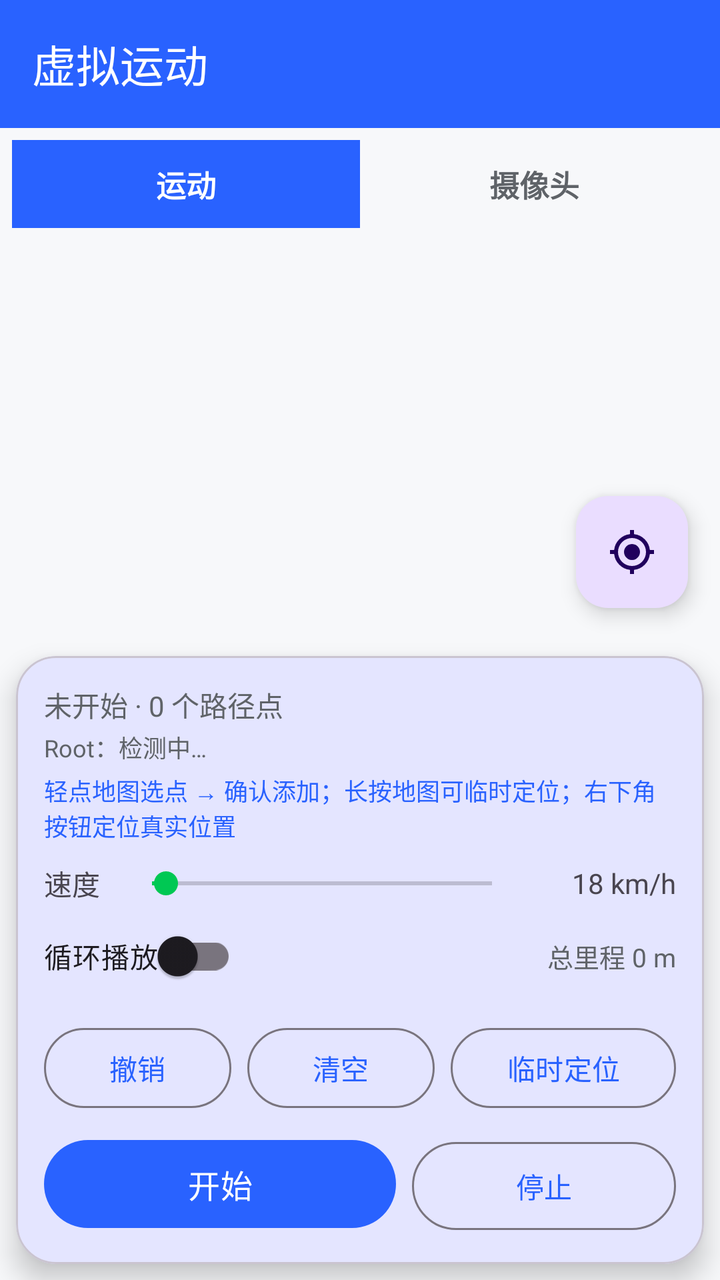
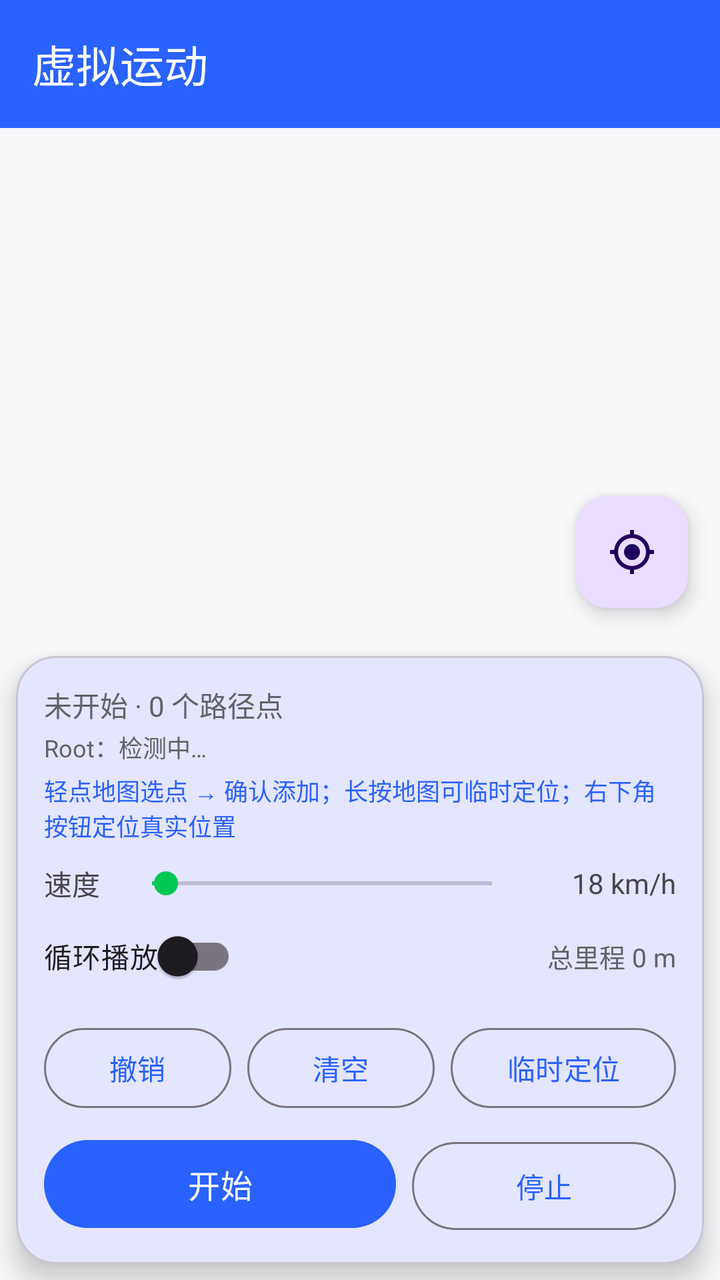

Before-and-after screenshots of an Android layout around one commit, followed by the original layout XML and the change that was made.
<!-- AndroidManifest.xml: application theme Theme.VirtualMotion -->
<!-- res/layout/activity_main.xml -->
<?xml version="1.0" encoding="utf-8"?>
<LinearLayout xmlns:android="http://schemas.android.com/apk/res/android"
    xmlns:app="http://schemas.android.com/apk/res-auto"
    android:layout_width="match_parent"
    android:layout_height="match_parent"
    android:background="@color/panel_bg"
    android:orientation="vertical">

    <com.google.android.material.appbar.MaterialToolbar
        android:id="@+id/toolbar"
        android:layout_width="match_parent"
        android:layout_height="?attr/actionBarSize"
        android:background="@color/brand"
        app:title="@string/app_name"
        app:titleTextColor="#FFFFFF" />
    <LinearLayout
        android:id="@+id/tabRow"
        android:layout_width="match_parent"
        android:layout_height="wrap_content"
        android:orientation="horizontal"
        android:background="@color/panel_bg"
        android:padding="6dp">

        <TextView
            android:id="@+id/tabMotion"
            android:layout_width="0dp"
            android:layout_height="44dp"
            android:layout_weight="1"
            android:gravity="center"
            android:text="运动"
            android:textColor="#FFFFFF"
            android:textSize="15sp"
            android:textStyle="bold"
            android:background="@color/brand" />

        <TextView
            android:id="@+id/tabCamera"
            android:layout_width="0dp"
            android:layout_height="44dp"
            android:layout_weight="1"
            android:gravity="center"
            android:text="摄像头"
            android:textColor="@color/text_secondary"
            android:textSize="15sp"
            android:textStyle="bold" />
    </LinearLayout>

    <FrameLayout
        android:id="@+id/pageContainer"
        android:layout_width="match_parent"
        android:layout_height="0dp"
        android:layout_weight="1">

        <LinearLayout
            android:id="@+id/motionPage"
            android:layout_width="match_parent"
            android:layout_height="match_parent"
            android:orientation="vertical">

        <FrameLayout
            android:id="@+id/mapContainer"
            android:layout_width="match_parent"
            android:layout_height="0dp"
            android:layout_weight="1">

            <com.google.android.material.floatingactionbutton.FloatingActionButton
                android:id="@+id/fabLocate"
                android:layout_width="wrap_content"
                android:layout_height="wrap_content"
                android:layout_gravity="bottom|end"
                android:layout_margin="16dp"
                android:contentDescription="定位到我当前的位置"
                app:fabSize="normal"
                app:srcCompat="@drawable/ic_my_location" />
        </FrameLayout>

        <com.google.android.material.card.MaterialCardView
            android:layout_width="match_parent"
            android:layout_height="wrap_content"
            android:layout_margin="8dp"
            app:cardCornerRadius="20dp"
            app:cardElevation="8dp">

            <LinearLayout
                android:layout_width="match_parent"
                android:layout_height="wrap_content"
                android:orientation="vertical"
                android:padding="14dp">

                <TextView
                    android:id="@+id/statusText"
                    android:layout_width="match_parent"
                    android:layout_height="wrap_content"
                    android:text="未开始 · 0 个路径点"
                    android:textColor="@color/text_secondary"
                    android:textSize="14sp" />

                <TextView
                    android:id="@+id/rootText"
                    android:layout_width="match_parent"
                    android:layout_height="wrap_content"
                    android:layout_marginTop="2dp"
                    android:text="Root：检测中…"
                    android:textColor="@color/text_secondary"
                    android:textSize="12sp" />

                <TextView
                    android:id="@+id/hintText"
                    android:layout_width="match_parent"
                    android:layout_height="wrap_content"
                    android:layout_marginTop="4dp"
                    android:text="@string/hint_pick"
                    android:textColor="@color/brand"
                    android:textSize="12sp" />

                <LinearLayout
                    android:id="@+id/speedRow"
                    android:layout_width="match_parent"
                    android:layout_height="wrap_content"
                    android:layout_marginTop="10dp"
                    android:gravity="center_vertical"
                    android:orientation="horizontal">

                    <TextView
                        android:layout_width="wrap_content"
                        android:layout_height="wrap_content"
                        android:text="速度"
                        android:textSize="14sp" />

                    <SeekBar
                        android:id="@+id/speedBar"
                        android:layout_width="0dp"
                        android:layout_height="wrap_content"
                        android:layout_marginStart="10dp"
                        android:layout_weight="1"
                        android:max="119"
                        android:progress="5" />

                    <TextView
                        android:id="@+id/speedValue"
                        android:layout_width="76dp"
                        android:layout_height="wrap_content"
                        android:gravity="end"
                        android:text="18 km/h"
                        android:textSize="14sp" />
                </LinearLayout>

                <LinearLayout
                    android:layout_width="match_parent"
                    android:layout_height="wrap_content"
                    android:layout_marginTop="2dp"
                    android:gravity="center_vertical"
                    android:orientation="horizontal">

                    <com.google.android.material.switchmaterial.SwitchMaterial
                        android:id="@+id/loopSwitch"
                        android:layout_width="wrap_content"
                        android:layout_height="wrap_content"
                        android:text="循环播放"
                        android:textSize="14sp" />

                    <TextView
                        android:id="@+id/pointInfo"
                        android:layout_width="0dp"
                        android:layout_height="wrap_content"
                        android:layout_weight="1"
                        android:gravity="end"
                        android:text="总里程 0 m"
                        android:textColor="@color/text_secondary"
                        android:textSize="13sp" />
                </LinearLayout>

                <LinearLayout
                    android:layout_width="match_parent"
                    android:layout_height="wrap_content"
                    android:layout_marginTop="8dp"
                    android:orientation="horizontal">

                    <com.google.android.material.button.MaterialButton
                        android:id="@+id/btnUndo"
                        style="@style/Widget.Material3.Button.OutlinedButton"
                        android:layout_width="0dp"
                        android:layout_height="wrap_content"
                        android:layout_weight="1"
                        android:text="@string/action_undo" />

                    <com.google.android.material.button.MaterialButton
                        android:id="@+id/btnClear"
                        style="@style/Widget.Material3.Button.OutlinedButton"
                        android:layout_width="0dp"
                        android:layout_height="wrap_content"
                        android:layout_marginStart="8dp"
                        android:layout_weight="1"
                        android:text="@string/action_clear" />

                    <com.google.android.material.button.MaterialButton
                        android:id="@+id/btnSpot"
                        style="@style/Widget.Material3.Button.OutlinedButton"
                        android:layout_width="0dp"
                        android:layout_height="wrap_content"
                        android:layout_marginStart="8dp"
                        android:layout_weight="1.2"
                        android:text="@string/action_spot" />
                </LinearLayout>

                <LinearLayout
                    android:layout_width="match_parent"
                    android:layout_height="wrap_content"
                    android:layout_marginTop="8dp"
                    android:orientation="horizontal">

                    <com.google.android.material.button.MaterialButton
                        android:id="@+id/btnStartStop"
                        android:layout_width="0dp"
                        android:layout_height="52dp"
                        android:layout_weight="1"
                        android:text="@string/action_start"
                        android:textSize="16sp"
                        app:cornerRadius="26dp" />

                    <com.google.android.material.button.MaterialButton
                        android:id="@+id/btnStop"
                        style="@style/Widget.Material3.Button.OutlinedButton"
                        android:layout_width="132dp"
                        android:layout_height="52dp"
                        android:layout_marginStart="8dp"
                        android:text="@string/action_stop"
                        android:textSize="14sp"
                        android:maxLines="1"
                        app:cornerRadius="26dp" />
                </LinearLayout>
            </LinearLayout>
        </com.google.android.material.card.MaterialCardView>

        </LinearLayout>

        <ScrollView
            android:id="@+id/cameraPage"
            android:layout_width="match_parent"
            android:layout_height="match_parent"
            android:fillViewport="true"
            android:visibility="gone">

            <include layout="@layout/page_camera_content" />
        </ScrollView>
    </FrameLayout>
</LinearLayout>
<!-- res/layout/page_camera_content.xml (included above) -->
<?xml version="1.0" encoding="utf-8"?>
<LinearLayout xmlns:android="http://schemas.android.com/apk/res/android"
        xmlns:app="http://schemas.android.com/apk/res-auto"
        android:layout_width="match_parent"
        android:layout_height="wrap_content"
        android:orientation="vertical"
        android:padding="16dp">

        <com.google.android.material.switchmaterial.SwitchMaterial
            android:id="@+id/switchCamera"
            android:layout_width="match_parent"
            android:layout_height="wrap_content"
            android:text="启用虚拟摄像头（LSPosed 目标 App 内接管相机）"
            android:textStyle="bold" />

        <TextView
            android:id="@+id/textCameraHint"
            android:layout_width="match_parent"
            android:layout_height="wrap_content"
            android:layout_marginTop="4dp"
            android:text="把目标 App 勾进 LSPosed 作用域并重启目标进程后生效；关闭后相机 1 秒内恢复真实画面。"
            android:textColor="@color/text_secondary"
            android:textSize="12sp" />

        <com.google.android.material.switchmaterial.SwitchMaterial
            android:id="@+id/switchCameraImu"
            android:layout_width="match_parent"
            android:layout_height="wrap_content"
            android:layout_marginTop="10dp"
            android:text="接管时 IMU 固定为「竖直静止」（运动检测类 App 需要）"
            android:textStyle="bold" />

        <TextView
            android:layout_width="match_parent"
            android:layout_height="wrap_content"
            android:layout_marginTop="2dp"
            android:text="关掉则接管期间继续按「运动模拟」的跑步姿态回放传感器（跑步 App 用）；两者是两套逻辑，别同时期望。"
            android:textColor="@color/text_secondary"
            android:textSize="11sp" />

        <TextView
            android:id="@+id/textPresetHint"
            android:layout_width="match_parent"
            android:layout_height="wrap_content"
            android:layout_marginTop="8dp"
            android:text="预置要求：跳绳 ≥100 个且 &gt;1 分钟；开合跳 &gt;20 个且 &gt;1 分钟；每段视频时长 60–120 秒。"
            android:textColor="@color/text_secondary"
            android:textSize="11sp" />

        <TextView
            android:id="@+id/textModuleStatus"
            android:layout_width="match_parent"
            android:layout_height="wrap_content"
            android:layout_marginTop="10dp"
            android:padding="10dp"
            android:background="#11223344"
            android:text="模块状态：查询中…"
            android:textColor="@color/text_secondary"
            android:textSize="12sp" />

        <TextView
            android:layout_width="match_parent"
            android:layout_height="wrap_content"
            android:layout_marginTop="12dp"
            android:text="当前视频预览"
            android:textStyle="bold" />

        <VideoView
            android:id="@+id/videoPreview"
            android:layout_width="match_parent"
            android:layout_height="220dp"
            android:layout_marginTop="6dp"
            android:background="#22000000" />

        <TextView
            android:id="@+id/textCurrent"
            android:layout_width="match_parent"
            android:layout_height="wrap_content"
            android:layout_marginTop="6dp"
            android:text="未选择视频"
            android:textColor="@color/text_secondary"
            android:textSize="13sp" />

        <LinearLayout
            android:layout_width="match_parent"
            android:layout_height="wrap_content"
            android:layout_marginTop="8dp"
            android:orientation="horizontal">

            <Button
                android:id="@+id/btnPrev"
                android:layout_width="0dp"
                android:layout_height="wrap_content"
                android:layout_weight="1"
                android:text="上一个" />

            <Button
                android:id="@+id/btnPlayPause"
                android:layout_width="0dp"
                android:layout_height="wrap_content"
                android:layout_weight="1"
                android:text="暂停" />

            <Button
                android:id="@+id/btnNext"
                android:layout_width="0dp"
                android:layout_height="wrap_content"
                android:layout_weight="1"
                android:text="下一个" />
        </LinearLayout>

        <LinearLayout
            android:layout_width="match_parent"
            android:layout_height="wrap_content"
            android:layout_marginTop="6dp"
            android:orientation="horizontal">

            <Button
                android:id="@+id/btnAdd"
                android:layout_width="0dp"
                android:layout_height="wrap_content"
                android:layout_weight="1"
                android:text="添加视频" />

            <Button
                android:id="@+id/btnDelete"
                android:layout_width="0dp"
                android:layout_height="wrap_content"
                android:layout_weight="1"
                android:text="删除当前" />
        </LinearLayout>

        <TextView
            android:layout_width="match_parent"
            android:layout_height="wrap_content"
            android:layout_marginTop="18dp"
            android:text="视频列表"
            android:textStyle="bold" />

        <TextView
            android:layout_width="match_parent"
            android:layout_height="wrap_content"
            android:layout_marginTop="2dp"
            android:text="点一下切换播放哪个视频；悬浮窗折叠状态也能切换/暂停。"
            android:textColor="@color/text_secondary"
            android:textSize="12sp" />

        <LinearLayout
            android:id="@+id/listClips"
            android:layout_width="match_parent"
            android:layout_height="wrap_content"
            android:layout_marginTop="6dp"
            android:orientation="vertical" />

        <TextView
            android:id="@+id/textEmpty"
            android:layout_width="match_parent"
            android:layout_height="wrap_content"
            android:layout_marginTop="10dp"
            android:text="还没有视频，点「添加视频」从相册选择（可多选）。"
            android:textColor="@color/text_secondary"
            android:textSize="13sp" />
    </LinearLayout>
<!-- resources referenced by this layout -->
<resources>
  <color name="brand">#2962FF</color>
  <color name="panel_bg">#F7F8FA</color>
  <color name="text_secondary">#5F6368</color>
  <!-- drawable ic_my_location (drawable) -->
  <?xml version="1.0" encoding="utf-8"?>
  <vector xmlns:android="http://schemas.android.com/apk/res/android"
      android:width="24dp"
      android:height="24dp"
      android:viewportWidth="24"
      android:viewportHeight="24"
      android:tint="@color/brand">
      <path
          android:fillColor="#FFFFFF"
          android:pathData="M12,8a4,4 0 1,0 0.001,0z" />
      <path
          android:fillColor="#FFFFFF"
          android:pathData="M20.94,11A8.99,8.99 0 0,0 13,3.06V1h-2v2.06A8.99,8.99 0 0,0 3.06,11H1v2h2.06A8.99,8.99 0 0,0 11,20.94V23h2v-2.06A8.99,8.99 0 0,0 20.94,13H23v-2h-2.06zM12,19a7,7 0 1,1 0,-14 7,7 0 0,1 0,14z" />
  </vector>
  <string name="action_clear">清空</string>
  <string name="action_spot">临时定位</string>
  <string name="action_start">开始</string>
  <string name="action_stop">停止</string>
  <string name="action_undo">撤销</string>
  <string name="app_name">虚拟运动</string>
  <string name="hint_pick">轻点地图选点 → 确认添加；长按地图可临时定位；右下角按钮定位真实位置</string>
  <style name="Theme.VirtualMotion" parent="Theme.Material3.DayNight.NoActionBar">
          <item name="colorPrimary">@color/brand</item>
          <item name="colorOnPrimary">#FFFFFF</item>
          <item name="colorSecondary">@color/accent</item>
          <item name="android:statusBarColor">@color/brand_dark</item>
      </style>
  <color name="accent">#00C853</color>
  <color name="brand_dark">#1E44B8</color>
</resources>

<!-- the commit's change to res/layout/activity_main.xml (unified diff, before → after) -->
@@ -13,49 +13,7 @@
         android:background="@color/brand"
         app:title="@string/app_name"
         app:titleTextColor="#FFFFFF" />
-    <LinearLayout
-        android:id="@+id/tabRow"
-        android:layout_width="match_parent"
-        android:layout_height="wrap_content"
-        android:orientation="horizontal"
-        android:background="@color/panel_bg"
-        android:padding="6dp">
 
-        <TextView
-            android:id="@+id/tabMotion"
-            android:layout_width="0dp"
-            android:layout_height="44dp"
-            android:layout_weight="1"
-            android:gravity="center"
-            android:text="运动"
-            android:textColor="#FFFFFF"
-            android:textSize="15sp"
-            android:textStyle="bold"
-            android:background="@color/brand" />
-
-        <TextView
-            android:id="@+id/tabCamera"
-            android:layout_width="0dp"
-            android:layout_height="44dp"
-            android:layout_weight="1"
-            android:gravity="center"
-            android:text="摄像头"
-            android:textColor="@color/text_secondary"
-            android:textSize="15sp"
-            android:textStyle="bold" />
-    </LinearLayout>
-
-    <FrameLayout
-        android:id="@+id/pageContainer"
-        android:layout_width="match_parent"
-        android:layout_height="0dp"
-        android:layout_weight="1">
-
-        <LinearLayout
-            android:id="@+id/motionPage"
-            android:layout_width="match_parent"
-            android:layout_height="match_parent"
-            android:orientation="vertical">
 
         <FrameLayout
             android:id="@+id/mapContainer"
@@ -231,181 +189,4 @@
                 </LinearLayout>
             </LinearLayout>
         </com.google.android.material.card.MaterialCardView>
-
-        </LinearLayout>
-
-        <ScrollView
-            android:id="@+id/cameraPage"
-            android:layout_width="match_parent"
-            android:layout_height="match_parent"
-            android:fillViewport="true"
-            android:visibility="gone">
-
-            <include layout="@layout/page_camera_content" />
-        </ScrollView>
-    </FrameLayout>
 </LinearLayout>
-<!-- res/layout/page_camera_content.xml (included above) -->
-<?xml version="1.0" encoding="utf-8"?>
-<LinearLayout xmlns:android="http://schemas.android.com/apk/res/android"
-        xmlns:app="http://schemas.android.com/apk/res-auto"
-        android:layout_width="match_parent"
-        android:layout_height="wrap_content"
-        android:orientation="vertical"
-        android:padding="16dp">
-
-        <com.google.android.material.switchmaterial.SwitchMaterial
-            android:id="@+id/switchCamera"
-            android:layout_width="match_parent"
-            android:layout_height="wrap_content"
-            android:text="启用虚拟摄像头（LSPosed 目标 App 内接管相机）"
-            android:textStyle="bold" />
-
-        <TextView
-            android:id="@+id/textCameraHint"
-            android:layout_width="match_parent"
-            android:layout_height="wrap_content"
-            android:layout_marginTop="4dp"
-            android:text="把目标 App 勾进 LSPosed 作用域并重启目标进程后生效；关闭后相机 1 秒内恢复真实画面。"
-            android:textColor="@color/text_secondary"
-            android:textSize="12sp" />
-
-        <com.google.android.material.switchmaterial.SwitchMaterial
-            android:id="@+id/switchCameraImu"
-            android:layout_width="match_parent"
-            android:layout_height="wrap_content"
-            android:layout_marginTop="10dp"
-            android:text="接管时 IMU 固定为「竖直静止」（运动检测类 App 需要）"
-            android:textStyle="bold" />
-
-        <TextView
-            android:layout_width="match_parent"
-            android:layout_height="wrap_content"
-            android:layout_marginTop="2dp"
-            android:text="关掉则接管期间继续按「运动模拟」的跑步姿态回放传感器（跑步 App 用）；两者是两套逻辑，别同时期望。"
-            android:textColor="@color/text_secondary"
-            android:textSize="11sp" />
-
-        <TextView
-            android:id="@+id/textPresetHint"
-            android:layout_width="match_parent"
-            android:layout_height="wrap_content"
-            android:layout_marginTop="8dp"
-            android:text="预置要求：跳绳 ≥100 个且 &gt;1 分钟；开合跳 &gt;20 个且 &gt;1 分钟；每段视频时长 60–120 秒。"
-            android:textColor="@color/text_secondary"
-            android:textSize="11sp" />
-
-        <TextView
-            android:id="@+id/textModuleStatus"
-            android:layout_width="match_parent"
-            android:layout_height="wrap_content"
-            android:layout_marginTop="10dp"
-            android:padding="10dp"
-            android:background="#11223344"
-            android:text="模块状态：查询中…"
-            android:textColor="@color/text_secondary"
-            android:textSize="12sp" />
-
-        <TextView
-            android:layout_width="match_parent"
-            android:layout_height="wrap_content"
-            android:layout_marginTop="12dp"
-            android:text="当前视频预览"
-            android:textStyle="bold" />
-
-        <VideoView
-            android:id="@+id/videoPreview"
-            android:layout_width="match_parent"
-            android:layout_height="220dp"
-            android:layout_marginTop="6dp"
-            android:background="#22000000" />
-
-        <TextView
-            android:id="@+id/textCurrent"
-            android:layout_width="match_parent"
-            android:layout_height="wrap_content"
-            android:layout_marginTop="6dp"
-            android:text="未选择视频"
-            android:textColor="@color/text_secondary"
-            android:textSize="13sp" />
-
-        <LinearLayout
-            android:layout_width="match_parent"
-            android:layout_height="wrap_content"
-            android:layout_marginTop="8dp"
-            android:orientation="horizontal">
-
-            <Button
-                android:id="@+id/btnPrev"
-                android:layout_width="0dp"
-                android:layout_height="wrap_content"
-                android:layout_weight="1"
-                android:text="上一个" />
-
-            <Button
-                android:id="@+id/btnPlayPause"
-                android:layout_width="0dp"
-                android:layout_height="wrap_content"
-                android:layout_weight="1"
-                android:text="暂停" />
-
-            <Button
-                android:id="@+id/btnNext"
-                android:layout_width="0dp"
-                android:layout_height="wrap_content"
-                android:layout_weight="1"
-                android:text="下一个" />
-        </LinearLayout>
-
-        <LinearLayout
-            android:layout_width="match_parent"
-            android:layout_height="wrap_content"
-            android:layout_marginTop="6dp"
-            android:orientation="horizontal">
-
-            <Button
-                android:id="@+id/btnAdd"
-                android:layout_width="0dp"
-                android:layout_height="wrap_content"
-                android:layout_weight="1"
-                android:text="添加视频" />
-
-            <Button
-                android:id="@+id/btnDelete"
-                android:layout_width="0dp"
-                android:layout_height="wrap_content"
-                android:layout_weight="1"
-                android:text="删除当前" />
-        </LinearLayout>
-
-        <TextView
-            android:layout_width="match_parent"
-            android:layout_height="wrap_content"
-            android:layout_marginTop="18dp"
-            android:text="视频列表"
-            android:textStyle="bold" />
-
-        <TextView
-            android:layout_width="match_parent"
-            android:layout_height="wrap_content"
-            android:layout_marginTop="2dp"
-            android:text="点一下切换播放哪个视频；悬浮窗折叠状态也能切换/暂停。"
-            android:textColor="@color/text_secondary"
-            android:textSize="12sp" />
-
-        <LinearLayout
-            android:id="@+id/listClips"
-            android:layout_width="match_parent"
-            android:layout_height="wrap_content"
-            android:layout_marginTop="6dp"
-            android:orientation="vertical" />
-
-        <TextView
-            android:id="@+id/textEmpty"
-            android:layout_width="match_parent"
-            android:layout_height="wrap_content"
-            android:layout_marginTop="10dp"
-            android:text="还没有视频，点「添加视频」从相册选择（可多选）。"
-            android:textColor="@color/text_secondary"
-            android:textSize="13sp" />
-    </LinearLayout>
